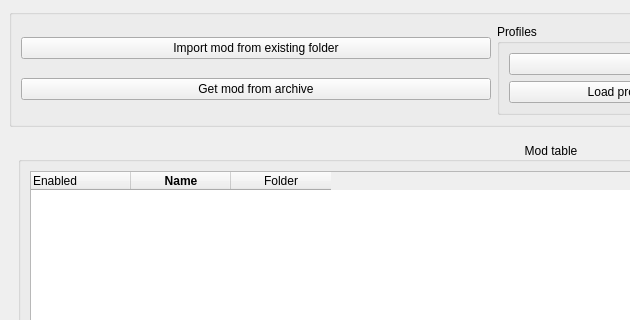
This is ui/modbuddy.ui in OlavStornes/ModBuddy as Qt 5 draws it before an edit; both pictures show x 0 to 630 and y 0 to 320 of the 1463 by 809 pixel window. The edited form follows.
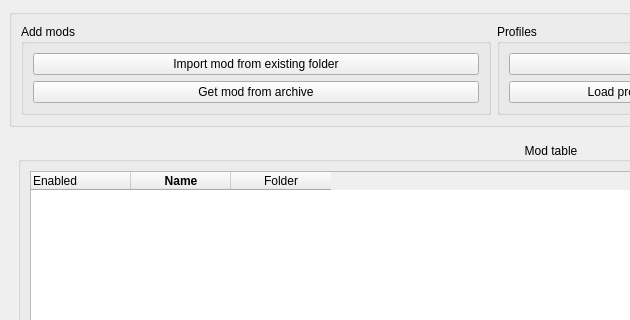
This is the edited form.

Commit message: Use GroupBox on all top bars

What changed in the file:
```diff
--- a/ui/modbuddy.ui
+++ b/ui/modbuddy.ui
@@ -22,6 +22,10 @@
      <widget class="QGroupBox" name="groupBox">
       <layout class="QHBoxLayout" name="horizontalLayout_2">
        <item>
+        <widget class="QGroupBox" name="addmod_group">
+         <property name="title">
+          <string>Add mods</string>
+         </property>
         <layout class="QVBoxLayout" name="verticalLayout_3">
          <item>
           <widget class="QPushButton" name="new_mod_button">
@@ -38,6 +42,7 @@
           </widget>
          </item>
         </layout>
+        </widget>
        </item>
        <item>
         <widget class="QGroupBox" name="profile_group">
```
Left out of the diff: 2 changed lines with no effect on the pictures. Lines whose indentation alone changed are shown as unchanged.
